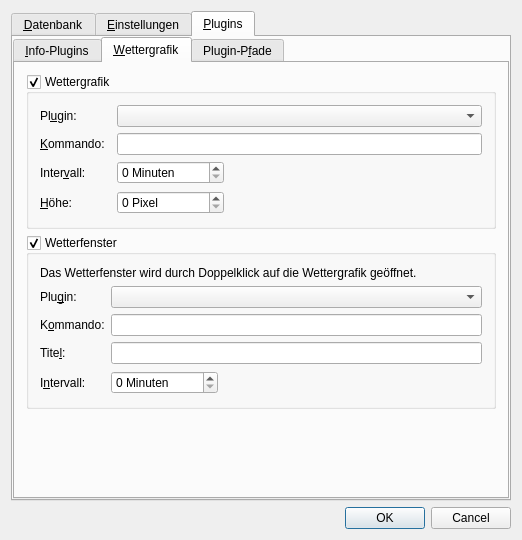
Above: src/gui/windows/SettingsWindow.ui from startkladde/startkladde before the change. Below: the same form after it.
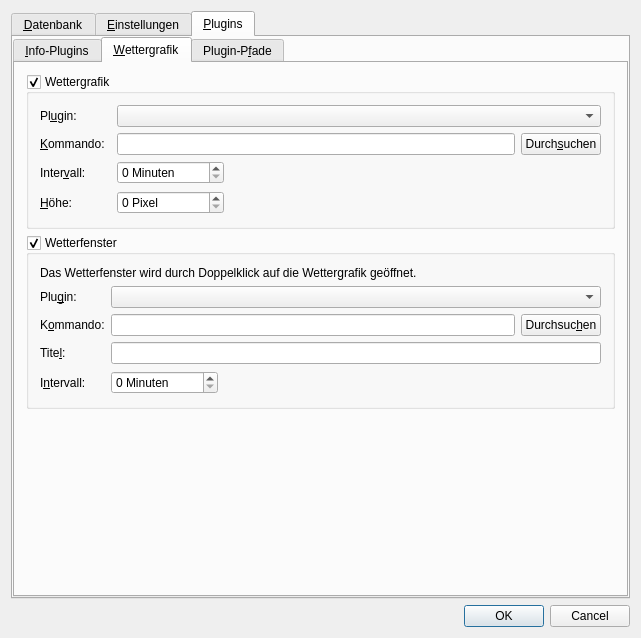
That is the form after the change. The open tabs and pages were chosen to show the change. Custom widgets are drawn as their Qt base class.

Commit message: Weather plugin browsing Plugin related clanups

```diff
--- a/src/gui/windows/SettingsWindow.ui
+++ b/src/gui/windows/SettingsWindow.ui
@@ -6,8 +6,8 @@
    <rect>
     <x>0</x>
     <y>0</y>
-    <width>522</width>
-    <height>540</height>
+    <width>641</width>
+    <height>638</height>
    </rect>
   </property>
   <property name="windowTitle">
@@ -687,9 +687,6 @@
               <item row="1" column="2" colspan="2">
                <widget class="SkComboBox" name="weatherPluginInput"/>
               </item>
-              <item row="2" column="2" colspan="2">
-               <widget class="QLineEdit" name="weatherPluginCommandInput"/>
-              </item>
               <item row="2" column="0">
                <widget class="QLabel" name="weatherPluginCommandLabel">
                 <property name="text">
@@ -700,6 +697,29 @@
                 </property>
                </widget>
               </item>
+              <item row="2" column="2" colspan="2">
+               <widget class="QWidget" name="widget_4" native="true">
+                <layout class="QHBoxLayout" name="horizontalLayout_6">
+                 <property name="margin">
+                  <number>0</number>
+                 </property>
+                 <item>
+                  <widget class="QLineEdit" name="weatherPluginCommandInput">
+                   <property name="toolTip">
+                    <string>Das auszuführende Programm. Programme im Plugin-Suchpfad können ohne Pfad angegeben werden.</string>
+                   </property>
+                  </widget>
+                 </item>
+                 <item>
+                  <widget class="QPushButton" name="browseWeatherPluginCommandButton">
+                   <property name="text">
+                    <string>Durch&amp;suchen</string>
+                   </property>
+                  </widget>
+                 </item>
+                </layout>
+               </widget>
+              </item>
              </layout>
             </widget>
            </item>
@@ -722,7 +742,7 @@
                 </property>
                </widget>
               </item>
-              <item row="3" column="0">
+              <item row="4" column="0">
                <widget class="QLabel" name="weatherWindowTitleLabel">
                 <property name="text">
                  <string>Tite&amp;l:</string>
@@ -732,14 +752,14 @@
                 </property>
                </widget>
               </item>
-              <item row="3" column="1" colspan="2">
+              <item row="4" column="1" colspan="2">
                <widget class="QLineEdit" name="weatherWindowTitleInput">
                 <property name="toolTip">
                  <string>Titel des Wetterfensters</string>
                 </property>
                </widget>
               </item>
-              <item row="4" column="0">
+              <item row="5" column="0">
                <widget class="QLabel" name="weatherWindowIntervalLabel">
                 <property name="text">
                  <string>I&amp;ntervall:</string>
@@ -749,7 +769,7 @@
                 </property>
                </widget>
               </item>
-              <item row="4" column="1">
+              <item row="5" column="1">
                <widget class="QSpinBox" name="weatherWindowIntervalInput">
                 <property name="toolTip">
                  <string>Dauer zwischen Aktualisierungen der Grafik im Wetterfenster</string>
@@ -762,7 +782,7 @@
                 </property>
                </widget>
               </item>
-              <item row="4" column="2">
+              <item row="5" column="2">
                <spacer name="horizontalSpacer_4">
                 <property name="orientation">
                  <enum>Qt::Horizontal</enum>
@@ -788,7 +808,7 @@
               <item row="1" column="1" colspan="2">
                <widget class="SkComboBox" name="weatherWindowPluginInput"/>
               </item>
-              <item row="2" column="0">
+              <item row="3" column="0">
                <widget class="QLabel" name="weatherWindowCommandLabel">
                 <property name="text">
                  <string>K&amp;ommando:</string>
@@ -798,8 +818,28 @@
                 </property>
                </widget>
               </item>
-              <item row="2" column="1" colspan="2">
-               <widget class="QLineEdit" name="weatherWindowCommandInput"/>
+              <item row="3" column="1" colspan="2">
+               <widget class="QWidget" name="widget_5" native="true">
+                <layout class="QHBoxLayout" name="horizontalLayout_5">
+                 <property name="margin">
+                  <number>0</number>
+                 </property>
+                 <item>
+                  <widget class="QLineEdit" name="weatherWindowCommandInput">
+                   <property name="toolTip">
+                    <string>Das auszuführende Programm. Programme im Plugin-Suchpfad können ohne Pfad angegeben werden.</string>
+                   </property>
+                  </widget>
+                 </item>
+                 <item>
+                  <widget class="QPushButton" name="browseWeatherWindowCommandButton">
+                   <property name="text">
+                    <string>Durchsuc&amp;hen</string>
+                   </property>
+                  </widget>
+                 </item>
+                </layout>
+               </widget>
               </item>
              </layout>
             </widget>
```
The commit also changes 12 other files.
